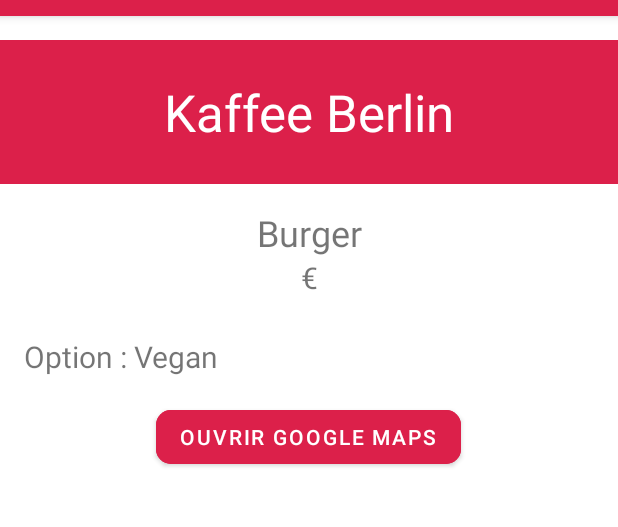
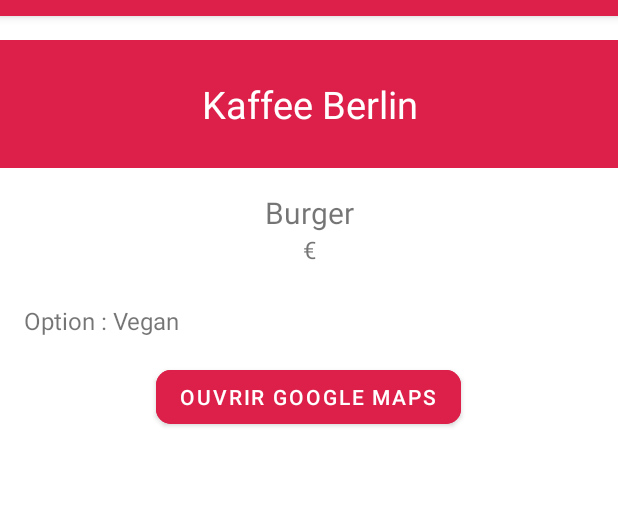
Before and after one commit to Zenika/ZeniLunch, an Android app: the screen it shows after launch (MainActivity), after a tap on "Kaffee Berlin", on a phone screen of 412 x 824 dp, the part 68-595 px from its top. Run offline under Robolectric (Android 15) with nearby library versions, the phone set to English and light mode, and no system bars.

Commit message:
Change dimensions style

```diff
--- a/app/src/main/res/values/dimens.xml
+++ b/app/src/main/res/values/dimens.xml
@@ -4,8 +4,8 @@
     <dimen name="button_text_size">20sp</dimen>
     <dimen name="button_padding">25dp</dimen>
     <dimen name="screen_padding">16dp</dimen>
-    <dimen name="title_text_size">34sp</dimen>
-    <dimen name="big_text_size">24sp</dimen>
-    <dimen name="small_text_size">20sp</dimen>
+    <dimen name="title_text_size">25sp</dimen>
+    <dimen name="big_text_size">20sp</dimen>
+    <dimen name="small_text_size">16sp</dimen>
     <dimen name="list_margin_top">80dp</dimen>
 </resources>
```
